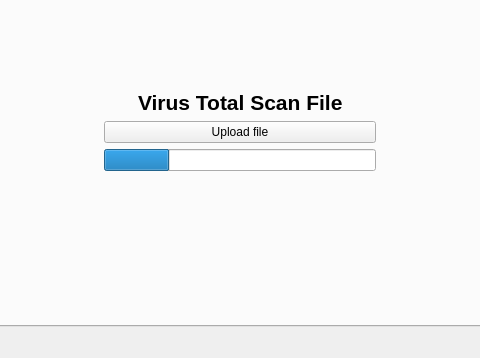
Qt form gui/gui.ui (Laikos38/ADS-TP-Seguridad) before a commit; both pictures show x 116 to 596 and y 118 to 476 of the 712 by 476 pixel window.
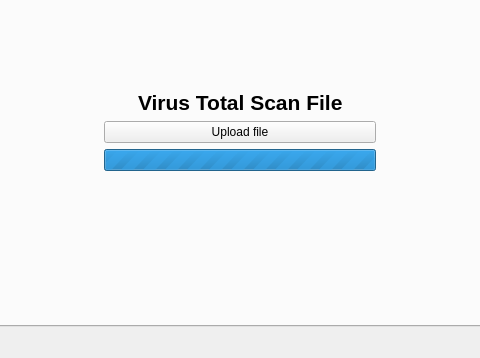
The same form after that commit.

```diff
--- a/gui/gui.ui
+++ b/gui/gui.ui
@@ -154,8 +154,11 @@
           </item>
           <item>
            <widget class="QProgressBar" name="uploadPb">
+            <property name="maximum">
+             <number>0</number>
+            </property>
             <property name="value">
-             <number>24</number>
+             <number>0</number>
             </property>
             <property name="textVisible">
              <bool>false</bool>
```
Left out of the diff: 2 changed lines with no effect on the pictures.
